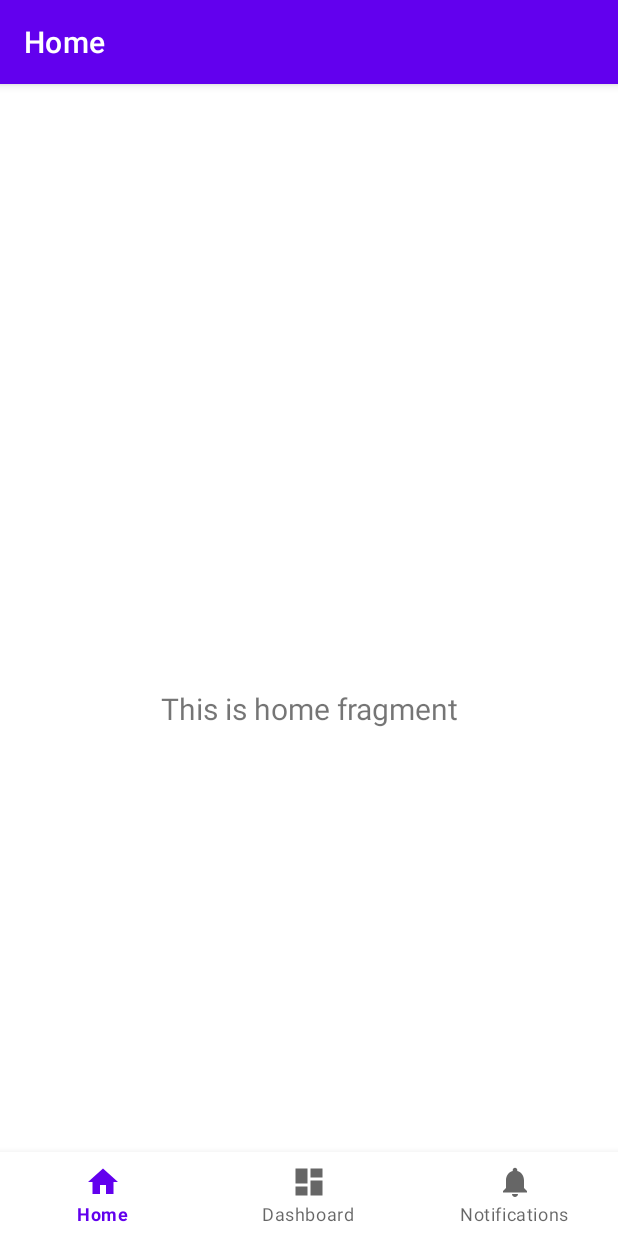
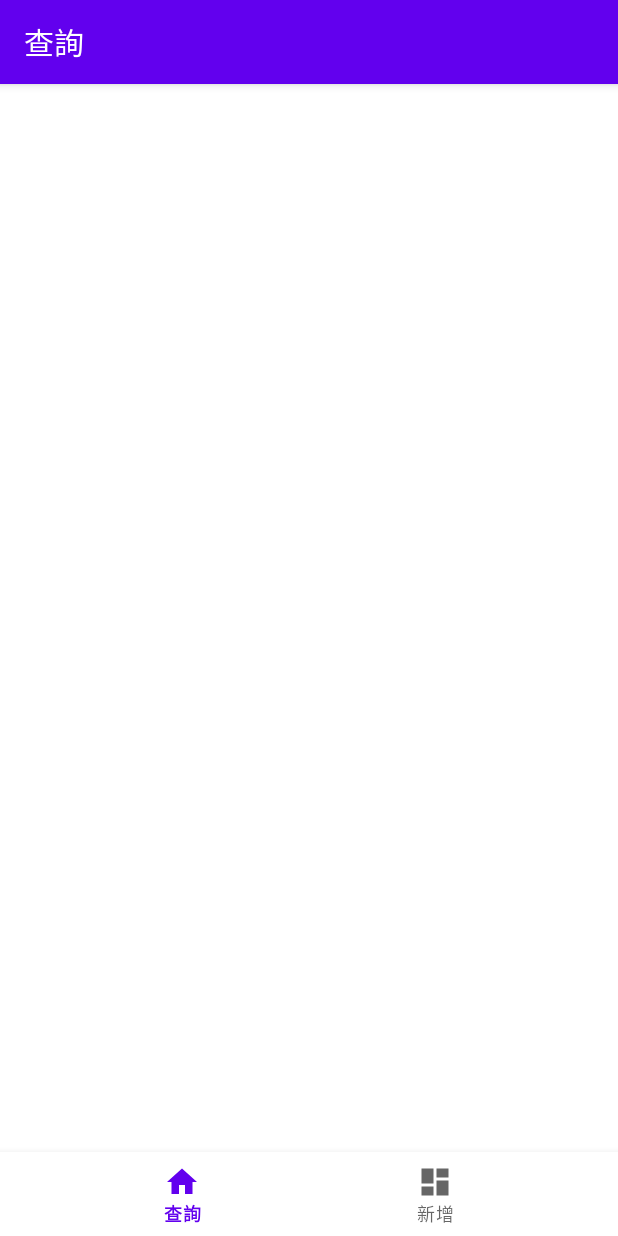
Before and after one commit to hunterhope/CRUDApplication, an Android app: the screen it shows after launch (MainActivity), on a phone screen of 412 x 824 dp. Run offline under Robolectric (Android 15) with nearby library versions, the phone set to English and light mode, and no system bars; our stand-ins replace navigation-ui; libraries missing offline, so code that uses them is left out: androidx.test.espresso.

Commit message:
第一步 建立基本UI長相 撰寫失敗的UI測試 需求: 查詢所有員工資料表欄位

```diff
--- a/src/main/java/com/example/crudapplication/MainActivity.java
+++ b/src/main/java/com/example/crudapplication/MainActivity.java
@@ -33,7 +33,7 @@ public class MainActivity extends AppCompatActivity {
         // Passing each menu ID as a set of Ids because each
         // menu should be considered as top level destinations.
         AppBarConfiguration appBarConfiguration = new AppBarConfiguration.Builder(
-                R.id.navigation_home, R.id.navigation_dashboard, R.id.navigation_notifications)
+                R.id.navigation_r, R.id.navigation_c)
                 .build();
         NavController navController = Navigation.findNavController(this, R.id.nav_host_fragment_activity_main);
         NavigationUI.setupActionBarWithNavController(this, navController, appBarConfiguration);
--- a/src/main/java/com/example/crudapplication/ui/dashboard/DashboardViewModel.java
+++ b/src/main/java/com/example/crudapplication/ui/create/DashboardViewModel.java
@@ -1,4 +1,4 @@
-package com.example.crudapplication.ui.dashboard;
+package com.example.crudapplication.ui.create;
 
 import androidx.lifecycle.LiveData;
 import androidx.lifecycle.MutableLiveData;
--- /dev/null
+++ b/src/main/java/com/example/crudapplication/ui/read/EmployeeUiState.java
@@ -0,0 +1,4 @@
+package com.example.crudapplication.ui.read;
+
+public class EmployeeUiState {
+}
--- a/src/main/java/com/example/crudapplication/ui/home/HomeViewModel.java
+++ b/src/main/java/com/example/crudapplication/ui/read/HomeViewModel.java
@@ -1,4 +1,4 @@
-package com.example.crudapplication.ui.home;
+package com.example.crudapplication.ui.read;
 
 import androidx.lifecycle.LiveData;
 import androidx.lifecycle.MutableLiveData;
--- a/src/main/java/com/example/crudapplication/ui/home/HomeFragment.java
+++ b/src/main/java/com/example/crudapplication/ui/read/ReadFragment.java
@@ -1,37 +1,28 @@
-package com.example.crudapplication.ui.home;
+package com.example.crudapplication.ui.read;
 
 import android.os.Bundle;
 import android.view.LayoutInflater;
 import android.view.View;
 import android.view.ViewGroup;
-import android.widget.TextView;
 
 import androidx.annotation.NonNull;
 import androidx.fragment.app.Fragment;
 import androidx.lifecycle.ViewModelProvider;
 
-import com.example.crudapplication.databinding.FragmentHomeBinding;
+public class ReadFragment extends Fragment {
 
-public class HomeFragment extends Fragment {
-
-    private FragmentHomeBinding binding;
 
     public View onCreateView(@NonNull LayoutInflater inflater,
                              ViewGroup container, Bundle savedInstanceState) {
         HomeViewModel homeViewModel =
                 new ViewModelProvider(this).get(HomeViewModel.class);
 
-        binding = FragmentHomeBinding.inflate(inflater, container, false);
-        View root = binding.getRoot();
 
-        final TextView textView = binding.textHome;
-        homeViewModel.getText().observe(getViewLifecycleOwner(), textView::setText);
-        return root;
+        return null;
     }
 
     @Override
     public void onDestroyView() {
         super.onDestroyView();
-        binding = null;
     }
 }
--- a/src/main/res/layout/fragment_dashboard.xml
+++ b/src/main/res/layout/fragment_create.xml
@@ -4,7 +4,7 @@
     xmlns:tools="http://schemas.android.com/tools"
     android:layout_width="match_parent"
     android:layout_height="match_parent"
-    tools:context=".ui.dashboard.DashboardFragment">
+    tools:context=".ui.create.CreateFragment">
 
     <TextView
         android:id="@+id/text_dashboard"
--- a/src/main/res/layout/fragment_home.xml
+++ /dev/null
@@ -1,22 +0,0 @@
-<?xml version="1.0" encoding="utf-8"?>
-<androidx.constraintlayout.widget.ConstraintLayout xmlns:android="http://schemas.android.com/apk/res/android"
-    xmlns:app="http://schemas.android.com/apk/res-auto"
-    xmlns:tools="http://schemas.android.com/tools"
-    android:layout_width="match_parent"
-    android:layout_height="match_parent"
-    tools:context=".ui.home.HomeFragment">
-
-    <TextView
-        android:id="@+id/text_home"
-        android:layout_width="match_parent"
-        android:layout_height="wrap_content"
-        android:layout_marginStart="8dp"
-        android:layout_marginTop="8dp"
-        android:layout_marginEnd="8dp"
-        android:textAlignment="center"
-        android:textSize="20sp"
-        app:layout_constraintBottom_toBottomOf="parent"
-        app:layout_constraintEnd_toEndOf="parent"
-        app:layout_constraintStart_toStartOf="parent"
-        app:layout_constraintTop_toTopOf="parent" />
-</androidx.constraintlayout.widget.ConstraintLayout>
--- a/src/main/res/layout/fragment_notifications.xml
+++ b/src/main/res/layout/fragment_read.xml
@@ -4,10 +4,10 @@
     xmlns:tools="http://schemas.android.com/tools"
     android:layout_width="match_parent"
     android:layout_height="match_parent"
-    tools:context=".ui.notifications.NotificationsFragment">
+    tools:context=".ui.read.ReadFragment">
 
     <TextView
-        android:id="@+id/text_notifications"
+        android:id="@+id/text_home"
         android:layout_width="match_parent"
         android:layout_height="wrap_content"
         android:layout_marginStart="8dp"
--- a/src/main/res/menu/bottom_nav_menu.xml
+++ b/src/main/res/menu/bottom_nav_menu.xml
@@ -2,18 +2,13 @@
 <menu xmlns:android="http://schemas.android.com/apk/res/android">
 
     <item
-        android:id="@+id/navigation_home"
+        android:id="@+id/navigation_r"
         android:icon="@drawable/ic_home_black_24dp"
-        android:title="@string/title_home" />
+        android:title="@string/title_r" />
 
     <item
-        android:id="@+id/navigation_dashboard"
+        android:id="@+id/navigation_c"
         android:icon="@drawable/ic_dashboard_black_24dp"
-        android:title="@string/title_dashboard" />
-
-    <item
-        android:id="@+id/navigation_notifications"
-        android:icon="@drawable/ic_notifications_black_24dp"
-        android:title="@string/title_notifications" />
+        android:title="@string/title_c" />
 
 </menu>
--- a/src/main/res/navigation/mobile_navigation.xml
+++ b/src/main/res/navigation/mobile_navigation.xml
@@ -3,23 +3,18 @@
     xmlns:app="http://schemas.android.com/apk/res-auto"
     xmlns:tools="http://schemas.android.com/tools"
     android:id="@+id/mobile_navigation"
-    app:startDestination="@+id/navigation_home">
+    app:startDestination="@+id/navigation_r">
 
     <fragment
-        android:id="@+id/navigation_home"
-        android:name="com.example.crudapplication.ui.home.HomeFragment"
-        android:label="@string/title_home"
-        tools:layout="@layout/fragment_home" />
+        android:id="@+id/navigation_r"
+        android:name="com.example.crudapplication.ui.read.ReadFragment"
+        android:label="@string/title_r"
+        tools:layout="@layout/fragment_read" />
 
     <fragment
-        android:id="@+id/navigation_dashboard"
-        android:name="com.example.crudapplication.ui.dashboard.DashboardFragment"
-        android:label="@string/title_dashboard"
-        tools:layout="@layout/fragment_dashboard" />
+        android:id="@+id/navigation_c"
+        android:name="com.example.crudapplication.ui.create.CreateFragment"
+        android:label="@string/title_c"
+        tools:layout="@layout/fragment_create" />
 
-    <fragment
-        android:id="@+id/navigation_notifications"
-        android:name="com.example.crudapplication.ui.notifications.NotificationsFragment"
-        android:label="@string/title_notifications"
-        tools:layout="@layout/fragment_notifications" />
 </navigation>
--- a/src/main/res/values/strings.xml
+++ b/src/main/res/values/strings.xml
@@ -1,6 +1,5 @@
 <resources>
     <string name="app_name">後台CRUD App</string>
-    <string name="title_home">Home</string>
-    <string name="title_dashboard">Dashboard</string>
-    <string name="title_notifications">Notifications</string>
+    <string name="title_r">查詢</string>
+    <string name="title_c">新增</string>
 </resources>
```
Also changed, not shown: src/main/java/com/example/crudapplication/ui/create/CreateFragment.java (renamed from src/main/java/com/example/crudapplication/ui/dashboard/DashboardFragment.java, +4 -12 lines), src/main/java/com/example/crudapplication/ui/notifications/NotificationsFragment.java (deleted, +0 -37 lines), src/main/java/com/example/crudapplication/ui/notifications/NotificationsViewModel.java (deleted, +0 -19 lines), 2 other files.
